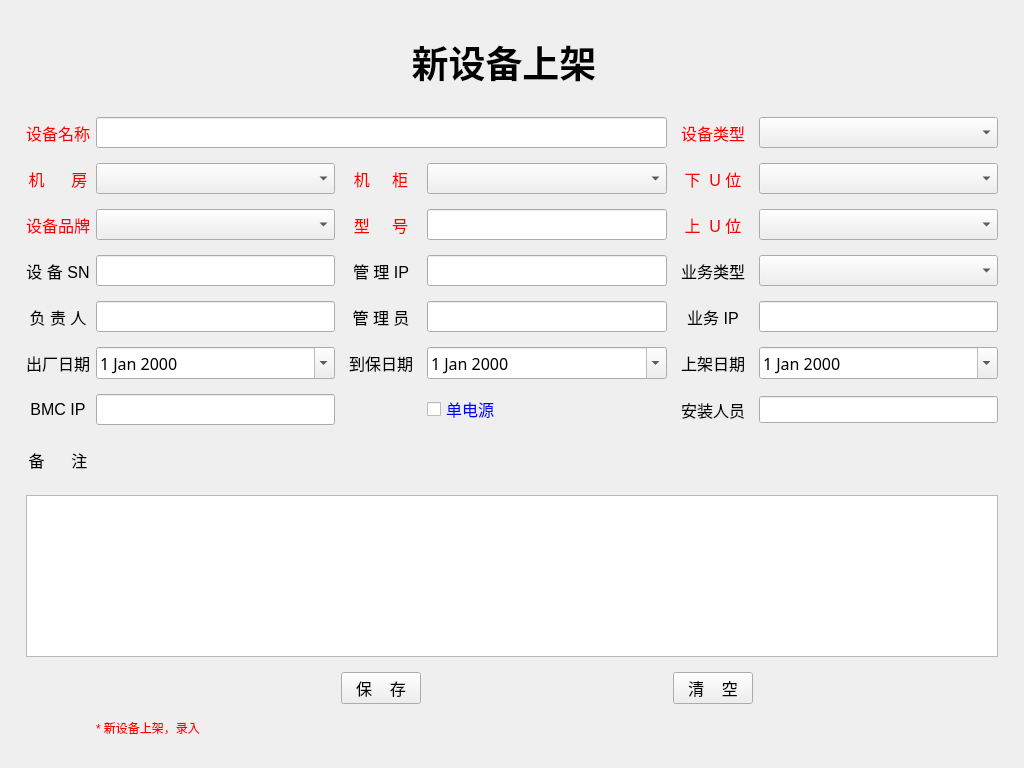
Above: ui/upshelf.ui from tainyuhong/pyside_machine_system before the change. Below: the same form after it.
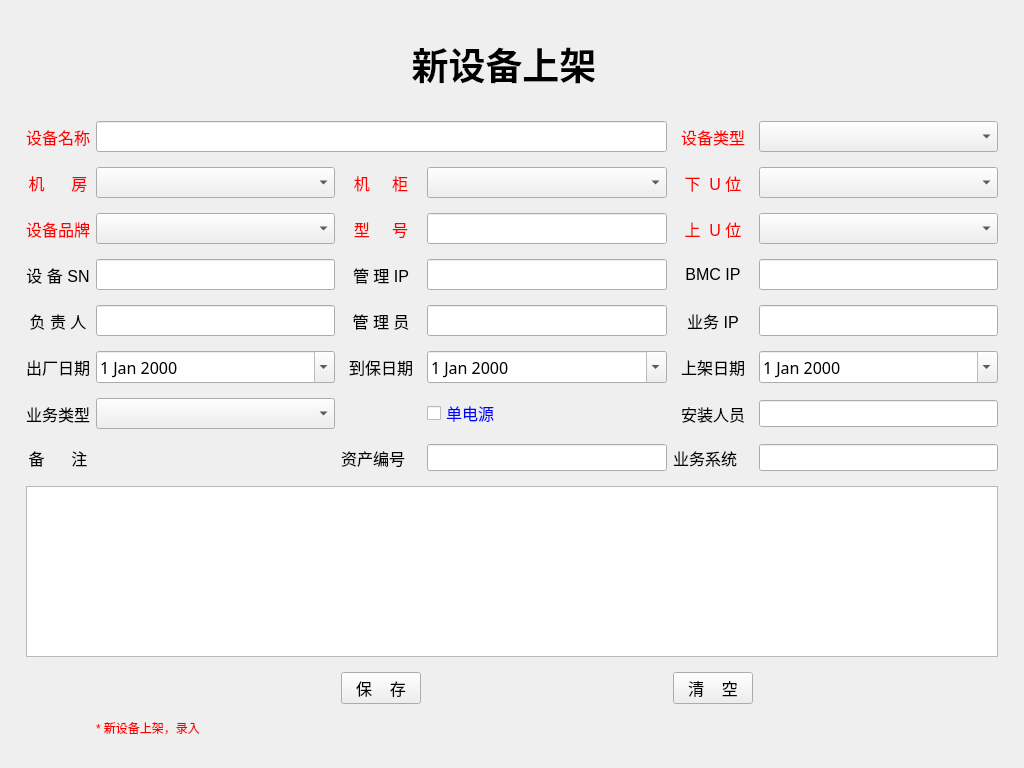
That is the form after the change.

What changed in the file:
```diff
--- a/ui/upshelf.ui
+++ b/ui/upshelf.ui
@@ -170,42 +170,6 @@
        </property>
       </widget>
      </item>
-     <item row="4" column="5">
-      <widget class="QComboBox" name="work_are">
-       <property name="font">
-        <font>
-         <family>宋体</family>
-         <pointsize>12</pointsize>
-        </font>
-       </property>
-       <property name="currentIndex">
-        <number>-1</number>
-       </property>
-       <property name="placeholderText">
-        <string>点击选择业务类型</string>
-       </property>
-       <item>
-        <property name="text">
-         <string>1生产</string>
-        </property>
-       </item>
-       <item>
-        <property name="text">
-         <string>2电渠</string>
-        </property>
-       </item>
-       <item>
-        <property name="text">
-         <string>3灾备</string>
-        </property>
-       </item>
-       <item>
-        <property name="text">
-         <string>4开发</string>
-        </property>
-       </item>
-      </widget>
-     </item>
      <item row="5" column="2">
       <widget class="QLabel" name="lb_admin">
        <property name="font">
@@ -336,31 +300,6 @@
        </property>
       </widget>
      </item>
-     <item row="7" column="0">
-      <widget class="QLabel" name="lb_mg_ip_2">
-       <property name="font">
-        <font>
-         <pointsize>12</pointsize>
-        </font>
-       </property>
-       <property name="text">
-        <string>BMC IP</string>
-       </property>
-       <property name="alignment">
-        <set>Qt::AlignCenter</set>
-       </property>
-      </widget>
-     </item>
-     <item row="7" column="1">
-      <widget class="QLineEdit" name="bmc_ip">
-       <property name="font">
-        <font>
-         <family>宋体</family>
-         <pointsize>12</pointsize>
-        </font>
-       </property>
-      </widget>
-     </item>
      <item row="3" column="2">
       <widget class="QLabel" name="lb_mode">
        <property name="font">
@@ -616,21 +555,6 @@
        </property>
       </widget>
      </item>
-     <item row="4" column="4">
-      <widget class="QLabel" name="lb_work">
-       <property name="font">
-        <font>
-         <pointsize>12</pointsize>
-        </font>
-       </property>
-       <property name="text">
-        <string>业务类型</string>
-       </property>
-       <property name="alignment">
-        <set>Qt::AlignCenter</set>
-       </property>
-      </widget>
-     </item>
      <item row="5" column="1">
       <widget class="QLineEdit" name="machine_admin">
        <property name="font">
@@ -711,6 +635,134 @@
        </property>
       </widget>
      </item>
+     <item row="8" column="2">
+      <widget class="QLabel" name="label_4">
+       <property name="font">
+        <font>
+         <pointsize>12</pointsize>
+        </font>
+       </property>
+       <property name="text">
+        <string>资产编号</string>
+       </property>
+      </widget>
+     </item>
+     <item row="8" column="4">
+      <widget class="QLabel" name="label_5">
+       <property name="font">
+        <font>
+         <pointsize>12</pointsize>
+        </font>
+       </property>
+       <property name="text">
+        <string>业务系统</string>
+       </property>
+      </widget>
+     </item>
+     <item row="8" column="3">
+      <widget class="QLineEdit" name="le_asset_id">
+       <property name="font">
+        <font>
+         <pointsize>12</pointsize>
+        </font>
+       </property>
+      </widget>
+     </item>
+     <item row="8" column="5">
+      <widget class="QLineEdit" name="le_system_name">
+       <property name="font">
+        <font>
+         <pointsize>12</pointsize>
+        </font>
+       </property>
+      </widget>
+     </item>
+     <item row="4" column="5">
+      <widget class="QLineEdit" name="bmc_ip">
+       <property name="font">
+        <font>
+         <family>宋体</family>
+         <pointsize>12</pointsize>
+        </font>
+       </property>
+      </widget>
+     </item>
+     <item row="4" column="4">
+      <widget class="QLabel" name="lb_mg_ip_2">
+       <property name="font">
+        <font>
+         <pointsize>12</pointsize>
+        </font>
+       </property>
+       <property name="text">
+        <string>BMC IP</string>
+       </property>
+       <property name="alignment">
+        <set>Qt::AlignCenter</set>
+       </property>
+      </widget>
+     </item>
+     <item row="7" column="0">
+      <widget class="QLabel" name="lb_work">
+       <property name="font">
+        <font>
+         <pointsize>12</pointsize>
+        </font>
+       </property>
+       <property name="text">
+        <string>业务类型</string>
+       </property>
+       <property name="alignment">
+        <set>Qt::AlignCenter</set>
+       </property>
+      </widget>
+     </item>
+     <item row="7" column="1">
+      <widget class="QComboBox" name="cb_work_are">
+       <property name="font">
+        <font>
+         <family>宋体</family>
+         <pointsize>12</pointsize>
+        </font>
+       </property>
+       <property name="currentIndex">
+        <number>-1</number>
+       </property>
+       <property name="placeholderText">
+        <string>点击选择业务类型</string>
+       </property>
+       <item>
+        <property name="text">
+         <string>1生产</string>
+        </property>
+       </item>
+       <item>
+        <property name="text">
+         <string>2电渠</string>
+        </property>
+       </item>
+       <item>
+        <property name="text">
+         <string>3灾备</string>
+        </property>
+       </item>
+       <item>
+        <property name="text">
+         <string>4开发</string>
+        </property>
+       </item>
+       <item>
+        <property name="text">
+         <string>5备份</string>
+        </property>
+       </item>
+       <item>
+        <property name="text">
+         <string>6分行</string>
+        </property>
+       </item>
+      </widget>
+     </item>
     </layout>
    </item>
   </layout>
```
Left out of the diff: 18 changed lines with no effect on the pictures.
